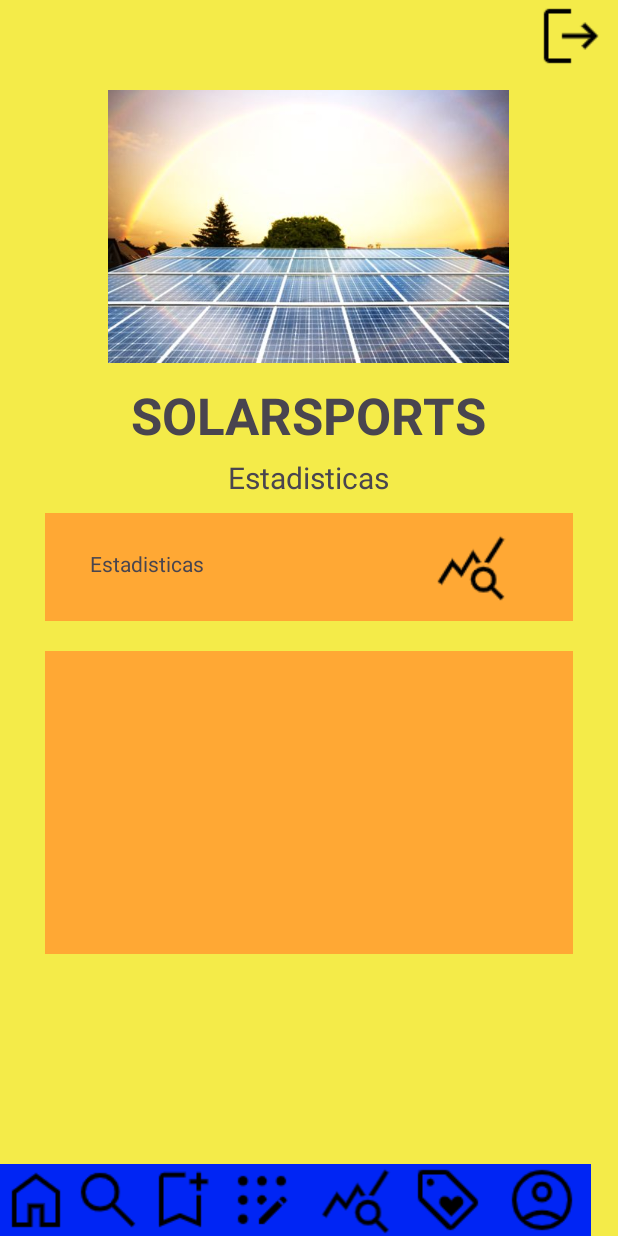
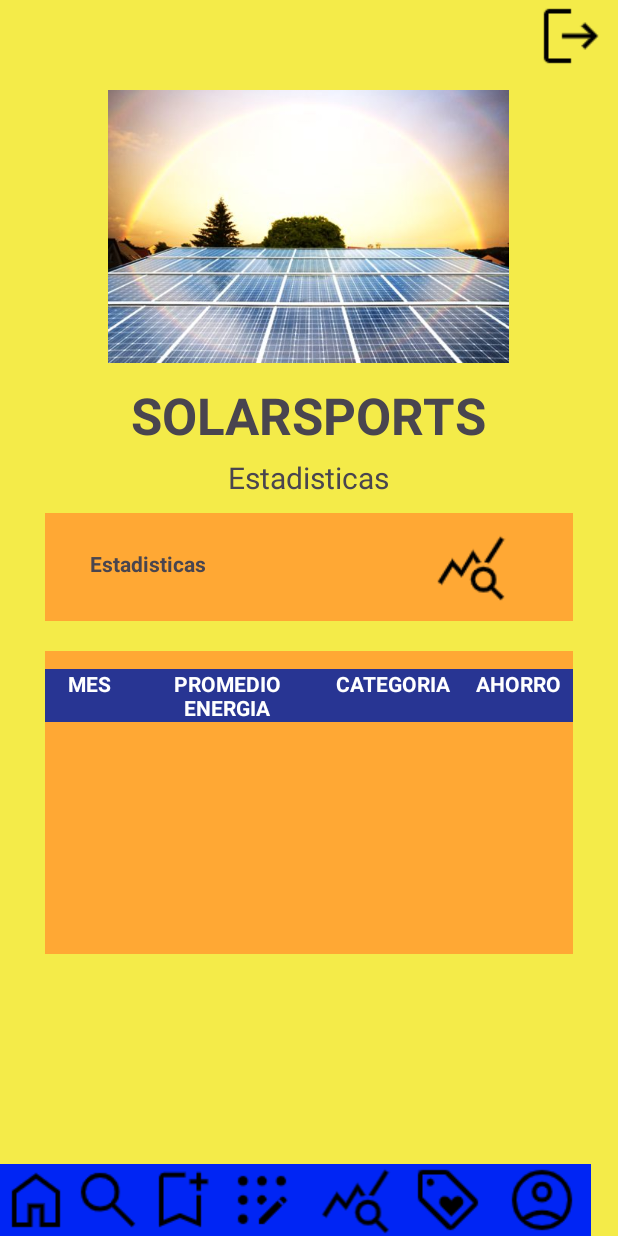
Before and after one commit to victormican/SolarSports, an Android app: the Estadisticas screen opened directly, with no data from a screen before it, on a phone screen of 412 x 824 dp. Run offline under Robolectric (Android 15) with nearby library versions, the light colour scheme and no system bars.

Commit message:
Version 1.0.3 Mejora Estadisticas

```diff
--- a/app/src/main/res/layout/activity_estadisticas.xml
+++ b/app/src/main/res/layout/activity_estadisticas.xml
@@ -70,7 +70,9 @@
             android:layout_weight="1"
             android:paddingTop="12dp"
             android:paddingBottom="12dp"
-            android:text="Estadisticas" />
+            android:text="Estadisticas"
+            android:textSize="14dp"
+            android:textStyle="bold" />
 
         <ImageView
             android:id="@+id/imageView10"
@@ -90,18 +92,67 @@
         android:layout_weight="1"
         android:background="#ffa834"
         android:orientation="horizontal"
-        android:paddingLeft="30dp"
         android:paddingTop="12dp"
         android:paddingBottom="12dp">
 
         <TableLayout
+            android:id="@+id/tableLayout"
             android:layout_width="match_parent"
-            android:layout_height="match_parent"
-            android:id="@+id/tableLayout">
+            android:layout_height="match_parent">
 
             <TableRow
                 android:layout_width="wrap_content"
                 android:layout_height="58dp"
+                android:background="#283593"
+                tools:layout_conversion_absoluteHeight="0dp"
+                tools:layout_conversion_absoluteWidth="302dp"
+                tools:layout_editor_absoluteX="60dp"
+                tools:layout_editor_absoluteY="398dp">
+
+                <TextView
+                    android:id="@+id/textView7"
+                    android:layout_width="54dp"
+                    android:layout_height="wrap_content"
+                    android:layout_weight="1"
+                    android:text="MES"
+                    android:textAlignment="center"
+                    android:textColor="#FFFFFF"
+                    android:textStyle="bold" />
+
+                <TextView
+                    android:id="@+id/textView6"
+                    android:layout_width="120dp"
+                    android:layout_height="wrap_content"
+                    android:layout_weight="1"
+                    android:text="PROMEDIO ENERGIA"
+                    android:textAlignment="center"
+                    android:textColor="#FFFFFF"
+                    android:textStyle="bold" />
+
+                <TextView
+                    android:id="@+id/textView4"
+                    android:layout_width="89dp"
+                    android:layout_height="wrap_content"
+                    android:layout_weight="1"
+                    android:text="CATEGORIA"
+                    android:textAlignment="center"
+                    android:textColor="#FFFFFF"
+                    android:textStyle="bold" />
+
+                <TextView
+                    android:id="@+id/textView5"
+                    android:layout_width="68dp"
+                    android:layout_height="wrap_content"
+                    android:layout_weight="1"
+                    android:text="AHORRO"
+                    android:textAlignment="center"
+                    android:textColor="#FFFFFF"
+                    android:textStyle="bold" />
+            </TableRow>
+
+            <TableRow
+                android:layout_width="wrap_content"
+                android:layout_height="wrap_content"
                 tools:layout_conversion_absoluteHeight="0dp"
                 tools:layout_conversion_absoluteWidth="302dp"
                 tools:layout_editor_absoluteX="60dp"
@@ -111,33 +162,25 @@
                 android:layout_width="wrap_content"
                 android:layout_height="wrap_content"
                 tools:layout_conversion_absoluteHeight="0dp"
-                tools:layout_editor_absoluteY="398dp"
+                tools:layout_conversion_absoluteWidth="302dp"
                 tools:layout_editor_absoluteX="60dp"
-                tools:layout_conversion_absoluteWidth="302dp" />
+                tools:layout_editor_absoluteY="398dp" />
 
             <TableRow
                 android:layout_width="wrap_content"
                 android:layout_height="wrap_content"
                 tools:layout_conversion_absoluteHeight="0dp"
-                tools:layout_editor_absoluteY="398dp"
+                tools:layout_conversion_absoluteWidth="302dp"
                 tools:layout_editor_absoluteX="60dp"
-                tools:layout_conversion_absoluteWidth="302dp" />
+                tools:layout_editor_absoluteY="398dp" />
 
             <TableRow
                 android:layout_width="wrap_content"
                 android:layout_height="wrap_content"
                 tools:layout_conversion_absoluteHeight="0dp"
-                tools:layout_editor_absoluteY="398dp"
+                tools:layout_conversion_absoluteWidth="302dp"
                 tools:layout_editor_absoluteX="60dp"
-                tools:layout_conversion_absoluteWidth="302dp" />
-
-            <TableRow
-                android:layout_width="wrap_content"
-                android:layout_height="wrap_content"
-                tools:layout_conversion_absoluteHeight="0dp"
-                tools:layout_editor_absoluteY="398dp"
-                tools:layout_editor_absoluteX="60dp"
-                tools:layout_conversion_absoluteWidth="302dp" />
+                tools:layout_editor_absoluteY="398dp" />
         </TableLayout>
     </LinearLayout>
 
```
